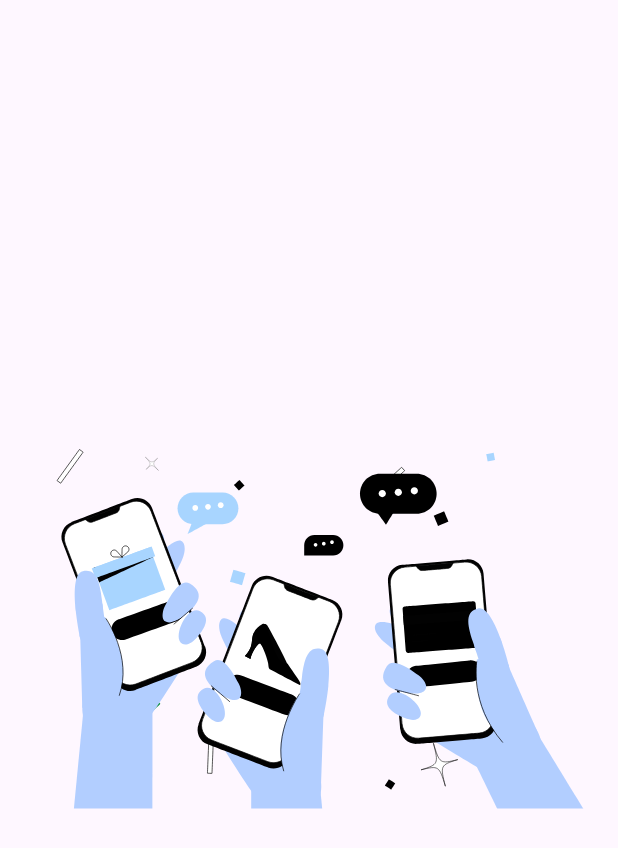
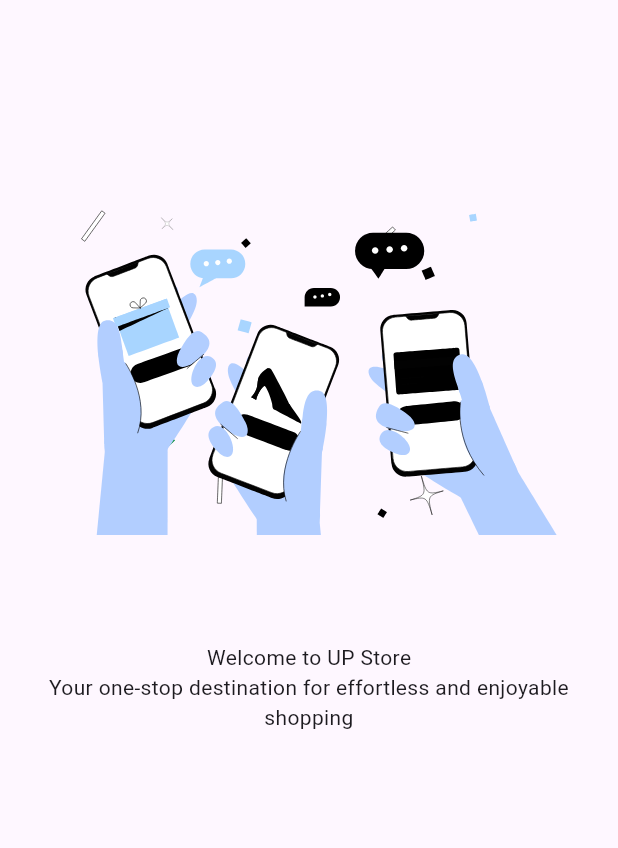
Before and after one commit to NabeelTiwana/stater_app, a Flutter app: the screen it shows after launch, on a phone screen of 412 x 824 dp. Shown: the top 848 px of the screen. Run offline on Flutter 3.47's test engine with Material 3 defaults, Android fonts, the phone set to English and light mode, and no system bars; our stand-ins replace lottie, shared_preferences.

Commit message:
oboarding update

```diff
--- a/lib/screens/onboardings/onboarding_screen.dart
+++ b/lib/screens/onboardings/onboarding_screen.dart
@@ -1,6 +1,10 @@
 import 'package:flutter/material.dart';
 import 'package:lottie/lottie.dart';
+import 'package:starter_app/screens/onboardings/widget/onboarding_page.dart';
 import 'package:starter_app/utils/constant/images.dart';
+import 'package:starter_app/utils/constant/texts.dart';
+
+import '../../helpers/device_helper.dart';
 
 class OnboardingScreen extends StatelessWidget {
   const OnboardingScreen({super.key});
@@ -12,9 +16,10 @@ class OnboardingScreen extends StatelessWidget {
         children: [
            PageView(
              children: [
-               Lottie.asset(MyImages.onboarding1Animation),
-               Lottie.asset(MyImages.onboarding2Animation),
-               Lottie.asset(MyImages.onboarding3Animation),
+               OnBoardingPage(animation: MyImages.onboarding1Animation,title: MyText.onBoardingTitle1,subtite: MyText.onBoardingSubTitle1,),
+               OnBoardingPage(animation: MyImages.onboarding2Animation,title: MyText.onBoardingTitle2,subtite: MyText.onBoardingSubTitle2,),
+               OnBoardingPage(animation: MyImages.onboarding3Animation,title: MyText.onBoardingTitle3,subtite: MyText.onBoardingSubTitle3,),
+
 
              ],
            ),
--- /dev/null
+++ b/lib/screens/onboardings/widget/onboarding_page.dart
@@ -0,0 +1,37 @@
+import 'package:flutter/cupertino.dart';
+import 'package:lottie/lottie.dart';
+
+import '../../../helpers/device_helper.dart';
+import '../../../utils/constant/images.dart';
+import '../../../utils/constant/texts.dart';
+
+class OnBoardingPage extends StatelessWidget {
+  const OnBoardingPage({
+    super.key,
+    required this.animation,
+    required this.title,
+    required this.subtite,
+  });
+
+  final String animation;
+  final String title;
+  final String subtite;
+
+  @override
+  Widget build(BuildContext context) {
+    return Padding(
+      padding: const EdgeInsets.only(
+        left: 20,
+        right: 20,
+        top: DeviceHelper.getAppBarHeight(),
+      ),
+      child: Column(
+        children: [
+          Lottie.asset(animation),
+          Text(title),
+          Text(subtite, textAlign: TextAlign.center),
+        ],
+      ),
+    );
+  }
+}
--- a/lib/utils/constant/texts.dart
+++ b/lib/utils/constant/texts.dart
@@ -0,0 +1,14 @@
+class MyText{
+  MyText._();
+  static const String onBoardingTitle1='Welcome to UP Store';
+  static const String onBoardingTitle2='Shop Everything You Love!';
+  static const String onBoardingTitle3='Fast & Reliable Delivery!';
+
+  static const String onBoardingSubTitle1='Your one-stop destination for effortless and enjoyable shopping';
+  static const String onBoardingSubTitle2='Discover top-quality products at the best prices with a seamless shopping experience';
+  static const String onBoardingSubTitle3='Get your favorite items delivered to your doorstep, anytime, anywhere';
+
+
+
+
+}
```
Also changed, not shown: lib/helpers/device_helper.dart (+47 -0 lines).
